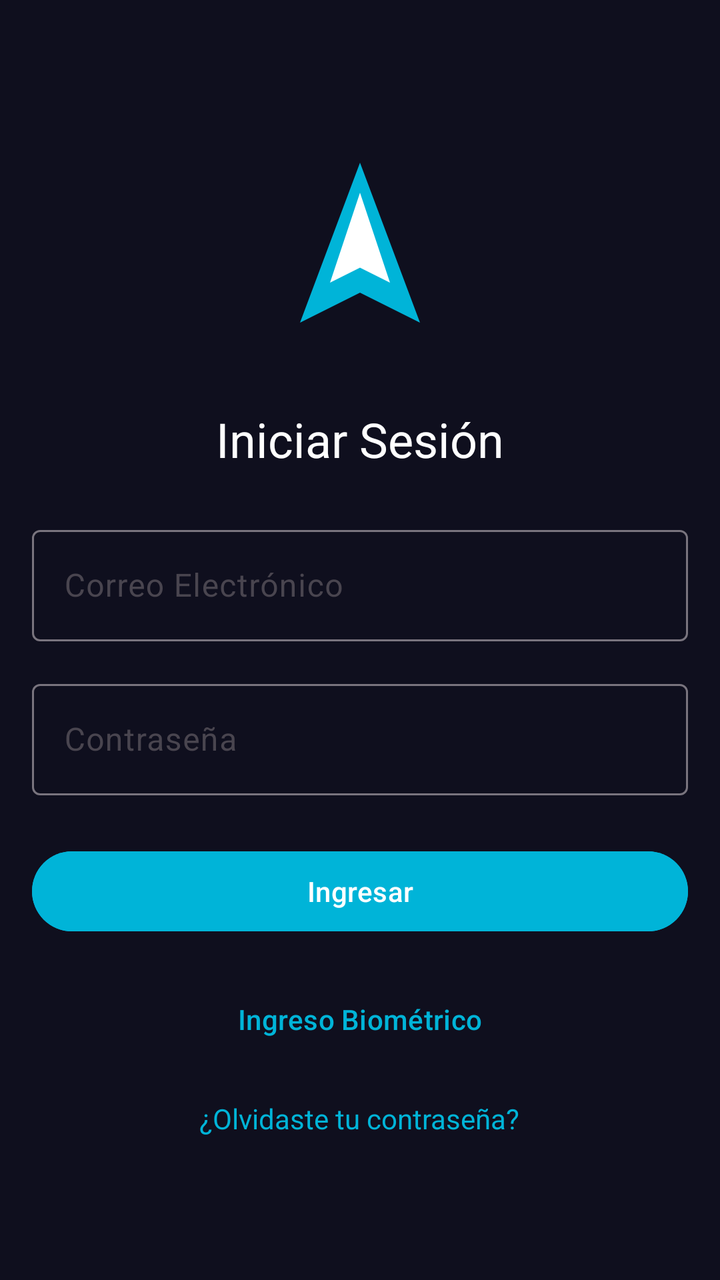
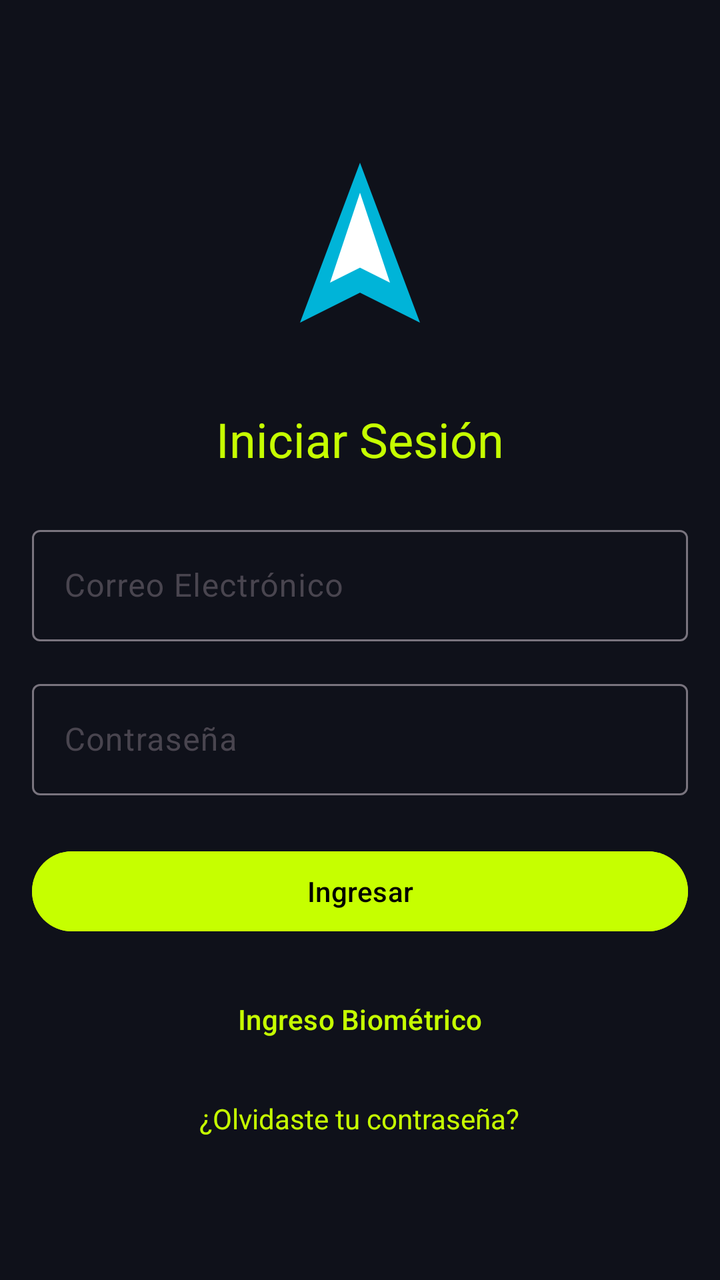

An Android layout rendered at two revisions. The XML below is the earlier revision; the diff shows what the commit changed to produce the second picture.
<!-- AndroidManifest.xml: application theme Theme.VoltCore -->
<!-- res/layout/fragment_login.xml -->
<?xml version="1.0" encoding="utf-8"?>
<LinearLayout xmlns:android="http://schemas.android.com/apk/res/android"
    android:layout_width="match_parent"
    android:layout_height="match_parent"
    android:background="@color/colorBackground"
    android:gravity="center"
    android:orientation="vertical"
    android:padding="@dimen/margin_standard">

    <ImageView
        android:layout_width="100dp"
        android:layout_height="100dp"
        android:layout_marginBottom="32dp"
        android:src="@drawable/ic_voltcore_logo"
        android:contentDescription="@string/app_name" />

    <TextView
        android:layout_width="wrap_content"
        android:layout_height="wrap_content"
        android:layout_marginBottom="24dp"
        android:text="@string/login_title"
        android:textColor="@color/white"
        android:textSize="@dimen/text_size_h1" />

    <com.google.android.material.textfield.TextInputLayout
        android:layout_width="match_parent"
        android:layout_height="wrap_content"
        android:layout_marginBottom="16dp"
        android:hint="@string/email_hint"
        style="@style/Widget.Material3.TextInputLayout.OutlinedBox">

        <com.google.android.material.textfield.TextInputEditText
            android:id="@+id/etEmail"
            android:layout_width="match_parent"
            android:layout_height="wrap_content"
            android:inputType="textEmailAddress"
            android:textColor="@color/white" />
    </com.google.android.material.textfield.TextInputLayout>

    <com.google.android.material.textfield.TextInputLayout
        android:layout_width="match_parent"
        android:layout_height="wrap_content"
        android:layout_marginBottom="24dp"
        android:hint="@string/password_hint"
        style="@style/Widget.Material3.TextInputLayout.OutlinedBox">

        <com.google.android.material.textfield.TextInputEditText
            android:id="@+id/etPassword"
            android:layout_width="match_parent"
            android:layout_height="wrap_content"
            android:inputType="textPassword"
            android:textColor="@color/white" />
    </com.google.android.material.textfield.TextInputLayout>

    <Button
        android:id="@+id/btnLogin"
        android:layout_width="match_parent"
        android:layout_height="wrap_content"
        android:layout_marginBottom="16dp"
        android:text="@string/login_button"
        android:backgroundTint="@color/colorElectricTeal" />

    <Button
        android:id="@+id/btnBiometric"
        style="@style/Widget.Material3.Button.TextButton"
        android:layout_width="match_parent"
        android:layout_height="wrap_content"
        android:layout_marginBottom="16dp"
        android:text="@string/biometric_button"
        android:textColor="@color/colorElectricTeal" />

    <TextView
        android:id="@+id/tvForgotPassword"
        android:layout_width="wrap_content"
        android:layout_height="wrap_content"
        android:text="@string/forgot_password"
        android:textColor="@color/colorElectricTeal" />

</LinearLayout>
<!-- resources referenced by this layout -->
<resources>
  <color name="colorBackground">#0F0F1E</color>
  <color name="colorElectricTeal">#00B4D8</color>
  <color name="white">#FFFFFFFF</color>
  <dimen name="margin_standard">16dp</dimen>
  <dimen name="text_size_h1">24sp</dimen>
  <!-- drawable ic_voltcore_logo (drawable) -->
  <vector xmlns:android="http://schemas.android.com/apk/res/android"
      android:width="200dp"
      android:height="200dp"
      android:viewportWidth="200"
      android:viewportHeight="200">
      <path
          android:fillColor="#00B4D8"
          android:pathData="M100,20 L160,180 L100,150 L40,180 Z" />
      <path
          android:fillColor="#FFFFFF"
          android:pathData="M100,50 L130,140 L100,125 L70,140 Z" />
  </vector>
  <string name="app_name">VoltCore</string>
  <string name="biometric_button">Ingreso Biométrico</string>
  <string name="email_hint">Correo Electrónico</string>
  <string name="forgot_password">¿Olvidaste tu contraseña?</string>
  <string name="login_button">Ingresar</string>
  <string name="login_title">Iniciar Sesión</string>
  <string name="password_hint">Contraseña</string>
  <style name="Theme.VoltCore" parent="Base.Theme.VoltCore" />
  <style name="Base.Theme.VoltCore" parent="Theme.Material3.DayNight.NoActionBar">
          
          <item name="colorPrimary">@color/colorPrimary</item>
          <item name="colorSecondary">@color/colorElectricTeal</item>
          <item name="android:windowBackground">@color/colorBackground</item>
          <item name="colorSurface">@color/colorSurface</item>
          <item name="colorOnSurface">@color/colorOnSurface</item>
      </style>
  <color name="colorPrimary">#1A1A2E</color>
  <color name="colorSurface">#16213E</color>
  <color name="colorOnSurface">#FFFFFF</color>
</resources>

<!-- the commit's change to res/layout/fragment_login.xml (unified diff, before → after) -->
@@ -19,7 +19,7 @@
         android:layout_height="wrap_content"
         android:layout_marginBottom="24dp"
         android:text="@string/login_title"
-        android:textColor="@color/white"
+        android:textColor="@color/volt_primary"
         android:textSize="@dimen/text_size_h1" />
 
     <com.google.android.material.textfield.TextInputLayout
@@ -58,7 +58,8 @@
         android:layout_height="wrap_content"
         android:layout_marginBottom="16dp"
         android:text="@string/login_button"
-        android:backgroundTint="@color/colorElectricTeal" />
+        android:backgroundTint="@color/volt_primary"
+        android:textColor="@color/black" />
 
     <Button
         android:id="@+id/btnBiometric"
@@ -67,13 +68,13 @@
         android:layout_height="wrap_content"
         android:layout_marginBottom="16dp"
         android:text="@string/biometric_button"
-        android:textColor="@color/colorElectricTeal" />
+        android:textColor="@color/volt_primary" />
 
     <TextView
         android:id="@+id/tvForgotPassword"
         android:layout_width="wrap_content"
         android:layout_height="wrap_content"
         android:text="@string/forgot_password"
-        android:textColor="@color/colorElectricTeal" />
+        android:textColor="@color/volt_primary" />
 
 </LinearLayout>
<!-- resource entries referenced after the edit -->
@@ -1,7 +1,8 @@
 <!-- resources referenced by this layout -->
 <resources>
-  <color name="colorBackground">#0F0F1E</color>
-  <color name="colorElectricTeal">#00B4D8</color>
+  <color name="black">#FF000000</color>
+  <color name="colorBackground">@color/volt_background</color>
+  <color name="volt_primary">#C6FF00</color>
   <color name="white">#FFFFFFFF</color>
   <dimen name="margin_standard">16dp</dimen>
   <dimen name="text_size_h1">24sp</dimen>
@@ -26,16 +27,14 @@
   <string name="login_title">Iniciar Sesión</string>
   <string name="password_hint">Contraseña</string>
   <style name="Theme.VoltCore" parent="Base.Theme.VoltCore" />
+  <color name="volt_background">#0F111A</color>
   <style name="Base.Theme.VoltCore" parent="Theme.Material3.DayNight.NoActionBar">
           
-          <item name="colorPrimary">@color/colorPrimary</item>
-          <item name="colorSecondary">@color/colorElectricTeal</item>
-          <item name="android:windowBackground">@color/colorBackground</item>
-          <item name="colorSurface">@color/colorSurface</item>
-          <item name="colorOnSurface">@color/colorOnSurface</item>
+          <item name="colorPrimary">@color/volt_primary</item>
+          <item name="android:windowBackground">@color/volt_background</item>
+          <item name="colorSurface">@color/glass_surface</item>
+          <item name="colorOnSurface">@color/white</item>
       </style>
-  <color name="colorPrimary">#1A1A2E</color>
-  <color name="colorSurface">#16213E</color>
-  <color name="colorOnSurface">#FFFFFF</color>
+  <color name="glass_surface">#1AFFFFFF</color>
 </resources>
 
